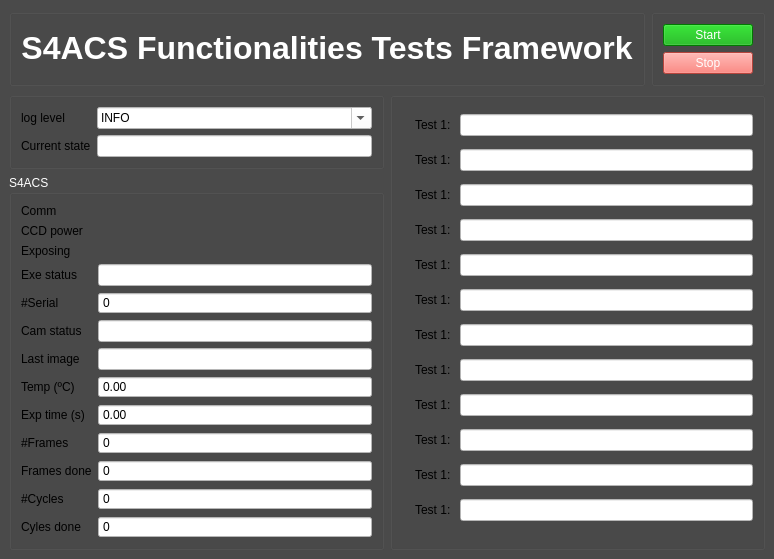
First picture: the form in func_tests/gui/gui.ui, repository dev-LNA/S4CSTP, before the edit.
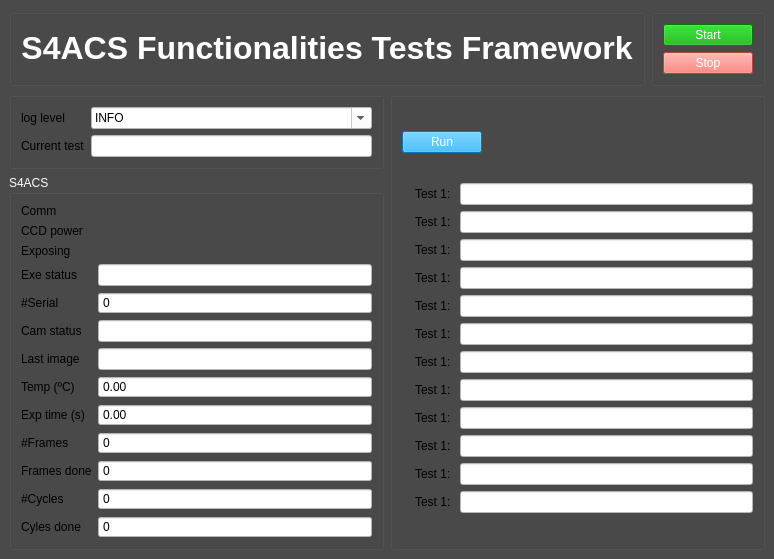
Second picture: the form after the edit.

Commit message: fake tests can be run

Patch:
```diff
--- a/func_tests/gui/gui.ui
+++ b/func_tests/gui/gui.ui
@@ -542,7 +542,7 @@
      </disabled>
     </palette>
    </property>
-   <layout class="QVBoxLayout" name="verticalLayout_4">
+   <layout class="QVBoxLayout" name="verticalLayout_5">
     <item>
      <layout class="QHBoxLayout" name="horizontalLayout">
       <item>
@@ -1083,7 +1083,7 @@
            <item row="1" column="0">
             <widget class="QLabel" name="label_55">
              <property name="text">
-              <string>Current state</string>
+              <string>Current test</string>
              </property>
              <property name="text_label" stdset="0">
               <bool>true</bool>
@@ -1479,6 +1479,37 @@
         <property name="title">
          <string/>
         </property>
+        <layout class="QVBoxLayout" name="verticalLayout_4">
+         <item>
+          <layout class="QHBoxLayout" name="horizontalLayout_2">
+           <item>
+            <widget class="QPushButton" name="framework_run_tests_btn">
+             <property name="styleSheet">
+              <string notr="true">font: 75 8pt &quot;MS Shell Dlg 2&quot;;
+color: rgb(255,255,255);
+background-color: rgb(0, 170, 255);</string>
+             </property>
+             <property name="text">
+              <string>Run</string>
+             </property>
+            </widget>
+           </item>
+           <item>
+            <spacer name="horizontalSpacer">
+             <property name="orientation">
+              <enum>Qt::Horizontal</enum>
+             </property>
+             <property name="sizeHint" stdset="0">
+              <size>
+               <width>40</width>
+               <height>20</height>
+              </size>
+             </property>
+            </spacer>
+           </item>
+          </layout>
+         </item>
+         <item>
         <layout class="QGridLayout" name="gridLayout">
          <item row="0" column="0">
           <widget class="QLabel" name="eacs2_led_comm">
@@ -1839,6 +1870,8 @@
             <string/>
            </property>
           </widget>
+           </item>
+          </layout>
          </item>
         </layout>
        </widget>
```
Lines whose indentation alone changed are shown as unchanged. The commit also changes 6 other files.
